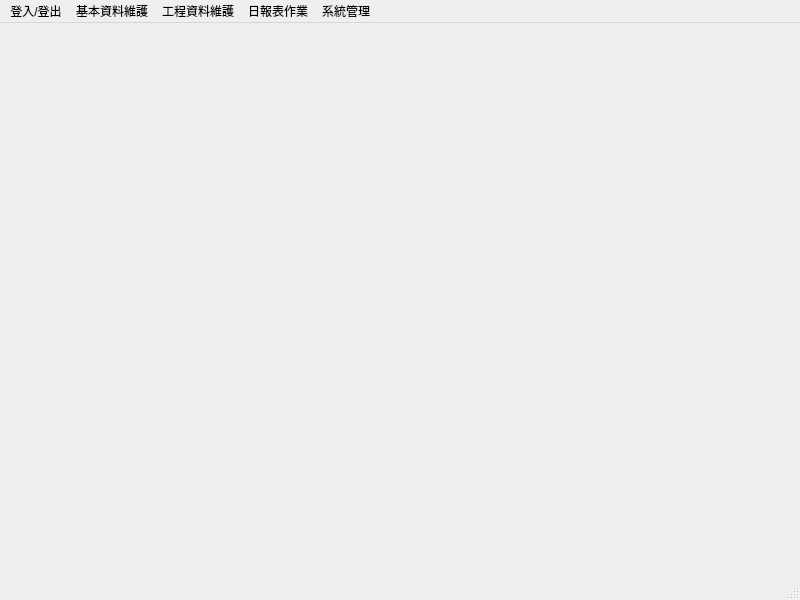
First picture: the form in Python/QtDailyReportMainWindow.ui, repository foxking0416/HuachunDailyReport2024, before the edit.
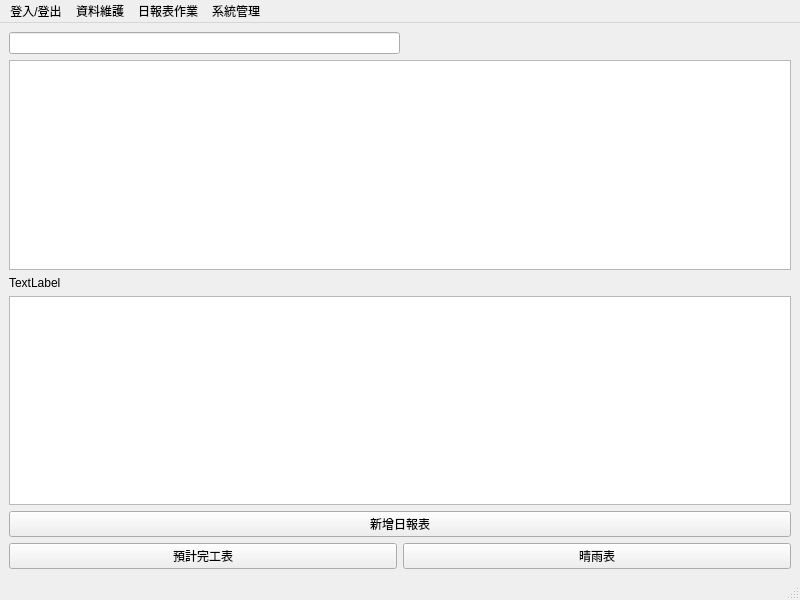
Second picture: the form after the edit.

Commit message: 大幅度修改UI設計

```diff
--- a/Python/QtDailyReportMainWindow.ui
+++ b/Python/QtDailyReportMainWindow.ui
@@ -13,7 +13,76 @@
   <property name="windowTitle">
    <string>工程日報表</string>
   </property>
-  <widget class="QWidget" name="centralwidget"/>
+  <widget class="QWidget" name="centralwidget">
+   <layout class="QVBoxLayout" name="verticalLayout">
+    <item>
+     <layout class="QHBoxLayout" name="horizontalLayout_2">
+      <item>
+       <widget class="QLineEdit" name="qtSearchLineEdit"/>
+      </item>
+      <item>
+       <spacer name="horizontalSpacer">
+        <property name="orientation">
+         <enum>Qt::Horizontal</enum>
+        </property>
+        <property name="sizeHint" stdset="0">
+         <size>
+          <width>40</width>
+          <height>20</height>
+         </size>
+        </property>
+       </spacer>
+      </item>
+     </layout>
+    </item>
+    <item>
+     <widget class="QTableView" name="qtProjectListTableView"/>
+    </item>
+    <item>
+     <layout class="QHBoxLayout" name="horizontalLayout_3">
+      <item>
+       <widget class="QLabel" name="label">
+        <property name="text">
+         <string>TextLabel</string>
+        </property>
+       </widget>
+      </item>
+     </layout>
+    </item>
+    <item>
+     <widget class="QTableView" name="qtDailyReportListTableView"/>
+    </item>
+    <item>
+     <layout class="QHBoxLayout" name="horizontalLayout">
+      <item>
+       <widget class="QPushButton" name="qtAddDailyReportPushButton">
+        <property name="text">
+         <string>新增日報表</string>
+        </property>
+       </widget>
+      </item>
+     </layout>
+    </item>
+    <item>
+     <layout class="QHBoxLayout" name="horizontalLayout_4">
+      <item>
+       <widget class="QPushButton" name="pushButton">
+        <property name="text">
+         <string>預計完工表</string>
+        </property>
+       </widget>
+      </item>
+      <item>
+       <widget class="QPushButton" name="pushButton_3">
+        <property name="text">
+         <string>晴雨表</string>
+        </property>
+       </widget>
+      </item>
+     </layout>
+    </item>
+   </layout>
+  </widget>
   <widget class="QMenuBar" name="menubar">
    <property name="geometry">
     <rect>
@@ -32,14 +101,9 @@
    </widget>
    <widget class="QMenu" name="menu_2">
     <property name="title">
-     <string>基本資料維護</string>
+     <string>資料維護</string>
     </property>
     <addaction name="qtMainHolidayDBSettingAction"/>
-   </widget>
-   <widget class="QMenu" name="menu_3">
-    <property name="title">
-     <string>工程資料維護</string>
-    </property>
     <addaction name="qtCreateNewProjectAction"/>
     <addaction name="qtEditProjectAction"/>
    </widget>
@@ -66,7 +130,6 @@
    </widget>
    <addaction name="menu"/>
    <addaction name="menu_2"/>
-   <addaction name="menu_3"/>
    <addaction name="menu_4"/>
    <addaction name="menu_5"/>
   </widget>
```
Left out of the diff: 24 changed lines with no effect on the pictures. The commit also changes 2 other files.
